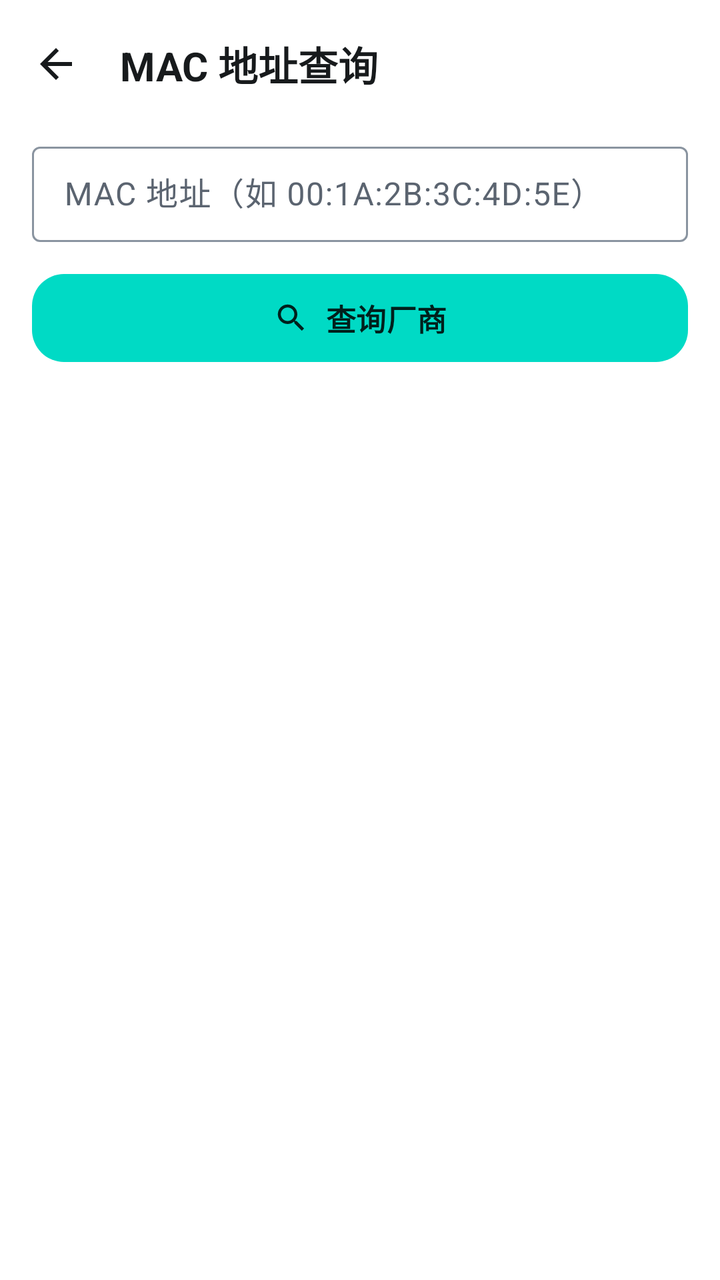
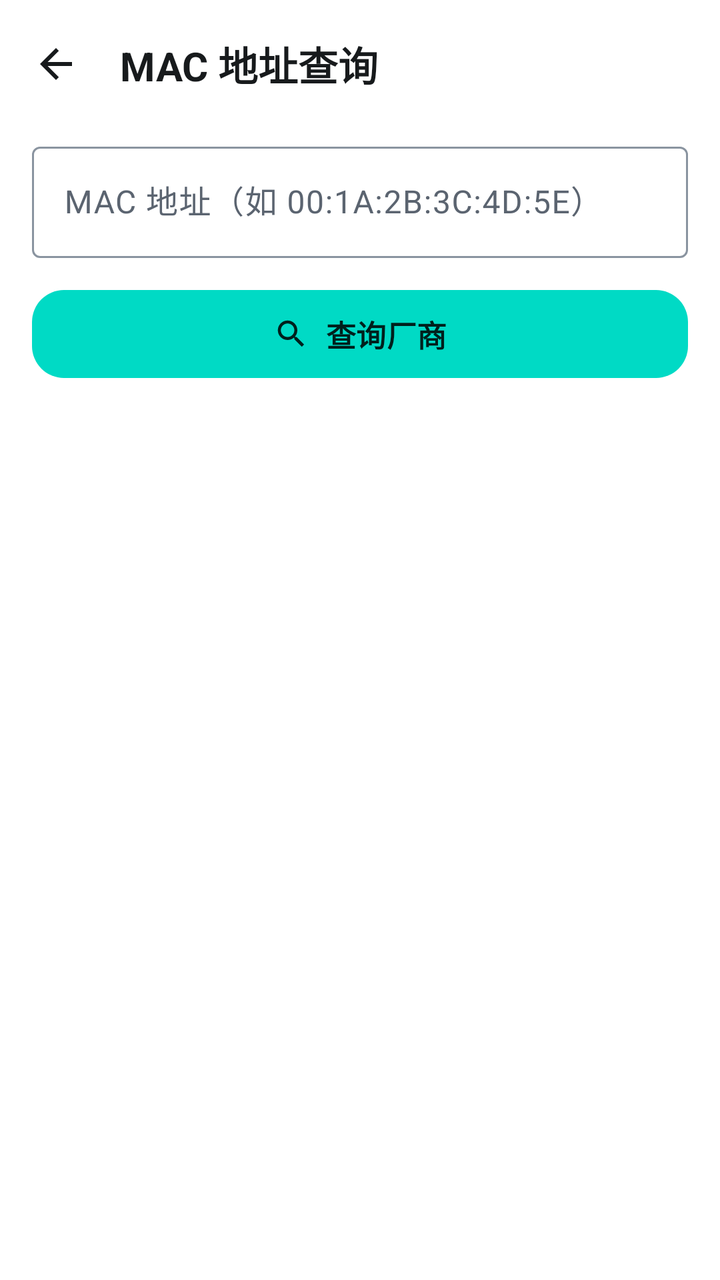

Before-and-after screenshots of an Android layout around one commit, followed by the original layout XML and the change that was made.
<!-- AndroidManifest.xml: application theme Theme.NetworkTool -->
<!-- res/layout/activity_mac.xml -->
<?xml version="1.0" encoding="utf-8"?>
<LinearLayout xmlns:android="http://schemas.android.com/apk/res/android"
    xmlns:app="http://schemas.android.com/apk/res-auto"
    android:layout_width="match_parent"
    android:background="?attr/colorSurface"
    android:layout_height="match_parent"
    android:orientation="vertical"
    android:fitsSystemWindows="true">

    <com.google.android.material.appbar.MaterialToolbar
        android:id="@+id/toolbar"
        android:layout_width="match_parent"
        android:layout_height="?attr/actionBarSize"
        android:background="@android:color/transparent"
        android:elevation="0dp"
        app:title="MAC 地址查询"
        app:titleTextColor="?attr/colorOnSurface"
        app:navigationIconTint="?attr/colorOnSurface"
        app:navigationIcon="@drawable/ic_arrow_back" />

    <LinearLayout
        android:layout_width="match_parent"
        android:layout_height="match_parent"
        android:orientation="vertical"
        android:paddingStart="@dimen/page_margin"
        android:paddingTop="@dimen/space_1"
        android:paddingEnd="@dimen/page_margin"
        android:paddingBottom="@dimen/page_margin">

        <com.google.android.material.textfield.TextInputLayout
            android:layout_width="match_parent"
            android:layout_height="wrap_content"
            android:layout_marginBottom="@dimen/space_3"
            android:hint="MAC 地址（如 00:1A:2B:3C:4D:5E）"
            style="@style/Widget.Material3.TextInputLayout.OutlinedBox.Dense">

            <com.google.android.material.textfield.TextInputEditText
                android:id="@+id/macEditText"
                android:layout_width="match_parent"
                android:layout_height="wrap_content"
                android:inputType="text"
                android:maxLines="1" />
        </com.google.android.material.textfield.TextInputLayout>

        <com.google.android.material.button.MaterialButton
            android:id="@+id/searchButton"
            android:layout_width="match_parent"
            android:layout_height="52dp"
            android:layout_marginBottom="@dimen/space_4"
            android:text="查询厂商"
            android:textSize="15sp"
            android:textStyle="bold"
            app:cornerRadius="16dp"
            app:icon="@drawable/ic_search"
            app:iconGravity="textStart" />

        <com.google.android.material.card.MaterialCardView
            android:id="@+id/resultCard"
            android:layout_width="match_parent"
            android:layout_height="wrap_content"
            android:visibility="gone"
            style="@style/Widget.NetworkTool.Card"
            app:cardElevation="0dp">

            <LinearLayout
                android:layout_width="match_parent"
                android:layout_height="wrap_content"
                android:orientation="vertical"
                android:padding="@dimen/card_padding">

                <TextView
                    android:id="@+id/cardTitle"
                    android:layout_width="match_parent"
                    android:layout_height="wrap_content"
                    android:text="查询结果"
                    android:textSize="18sp"
                    android:textStyle="bold"
                    android:layout_marginBottom="8dp" />

                <TextView
                    android:id="@+id/cardMessage"
                    android:layout_width="match_parent"
                    android:layout_height="wrap_content"
                    android:textSize="14sp"
                    android:lineSpacingMultiplier="1.2" />

            </LinearLayout>
        </com.google.android.material.card.MaterialCardView>

    </LinearLayout>
</LinearLayout>
<!-- resources referenced by this layout -->
<resources>
  <dimen name="card_padding">16dp</dimen>
  <dimen name="page_margin">16dp</dimen>
  <dimen name="space_1">4dp</dimen>
  <dimen name="space_3">12dp</dimen>
  <dimen name="space_4">16dp</dimen>
  <!-- drawable ic_arrow_back (drawable) -->
  <vector xmlns:android="http://schemas.android.com/apk/res/android"
      android:width="24dp"
      android:height="24dp"
      android:viewportWidth="24"
      android:viewportHeight="24"
      android:tint="?attr/colorOnSurface">
      <path
          android:fillColor="@android:color/white"
          android:pathData="M20,11H7.83l5.59,-5.59L12,4l-8,8 8,8 1.41,-1.41L7.83,13H20v-2z"/>
  </vector>
  <!-- drawable ic_search (drawable) -->
  <?xml version="1.0" encoding="utf-8"?>
  <vector xmlns:android="http://schemas.android.com/apk/res/android"
      android:width="24dp"
      android:height="24dp"
      android:viewportWidth="24"
      android:viewportHeight="24">
      <path
          android:fillColor="#000000"
          android:pathData="M15.5,14h-0.79l-0.28,-0.27C15.41,12.59 16,11.11 16,9.5 16,5.91 13.09,3 9.5,3S3,5.91 3,9.5 5.91,16 9.5,16c1.61,0 3.09,-0.59 4.23,-1.57l0.27,0.28v0.79l5,4.99L20.49,19l-4.99,-5zM9.5,14C7.01,14 5,11.99 5,9.5S7.01,5 9.5,5 14,7.01 14,9.5 11.99,14 9.5,14z" />
  </vector>
  <style name="Widget.NetworkTool.Card" parent="Widget.Material3.CardView.Filled">
          <item name="cardCornerRadius">@dimen/card_corner</item>
          <item name="cardElevation">0dp</item>
          <item name="strokeWidth">0dp</item>
      </style>
  <dimen name="card_corner">16dp</dimen>
  <color name="colorPrimary">#00DAC5</color>
  <color name="colorPrimaryDark">#00B5A1</color>
  <color name="colorAccent">#00DAC5</color>
  <color name="colorOnPrimary">#00201C</color>
  <color name="colorPrimaryContainer">#B8FFF7</color>
  <color name="colorOnPrimaryContainer">#00201C</color>
  <color name="colorBackground">#F6F8FA</color>
  <color name="colorSurface">#FFFFFF</color>
  <color name="colorOnSurface">#171A1C</color>
  <color name="colorOnBackground">#171A1C</color>
  <color name="colorSurfaceContainer">#EEF2F5</color>
  <color name="textSecondary">#5B6470</color>
  <color name="colorOutline">#8A94A0</color>
  <color name="colorOutlineVariant">#D8DEE5</color>
  <color name="textPrimary">#171A1C</color>
  <style name="Widget.NetworkTool.Toolbar" parent="Widget.Material3.Toolbar">
          <item name="android:background">@android:color/transparent</item>
          <item name="android:elevation">0dp</item>
          <item name="titleTextColor">?attr/colorOnSurface</item>
          <item name="titleTextAppearance">@style/TextAppearance.NetworkTool.ToolbarTitle</item>
          <item name="subtitleTextColor">?attr/colorOnSurfaceVariant</item>
          <item name="navigationIconTint">?attr/colorOnSurface</item>
      </style>
  <style name="Widget.NetworkTool.Button" parent="Widget.Material3.Button">
          <item name="android:elevation">0dp</item>
          <item name="android:stateListAnimator">@null</item>
      </style>
  <style name="TextAppearance.NetworkTool.ToolbarTitle" parent="TextAppearance.Material3.TitleLarge">
          <item name="android:textSize">20sp</item>
          <item name="android:textStyle">bold</item>
          <item name="android:textColor">?attr/colorOnSurface</item>
      </style>
  <!-- unchanged entries left out for length: 1 -->
</resources>

<!-- the commit's change to res/layout/activity_mac.xml (unified diff, before → after) -->
@@ -32,7 +32,7 @@
             android:layout_height="wrap_content"
             android:layout_marginBottom="@dimen/space_3"
             android:hint="MAC 地址（如 00:1A:2B:3C:4D:5E）"
-            style="@style/Widget.Material3.TextInputLayout.OutlinedBox.Dense">
+            style="@style/Widget.Material3.TextInputLayout.OutlinedBox">
 
             <com.google.android.material.textfield.TextInputEditText
                 android:id="@+id/macEditText"
